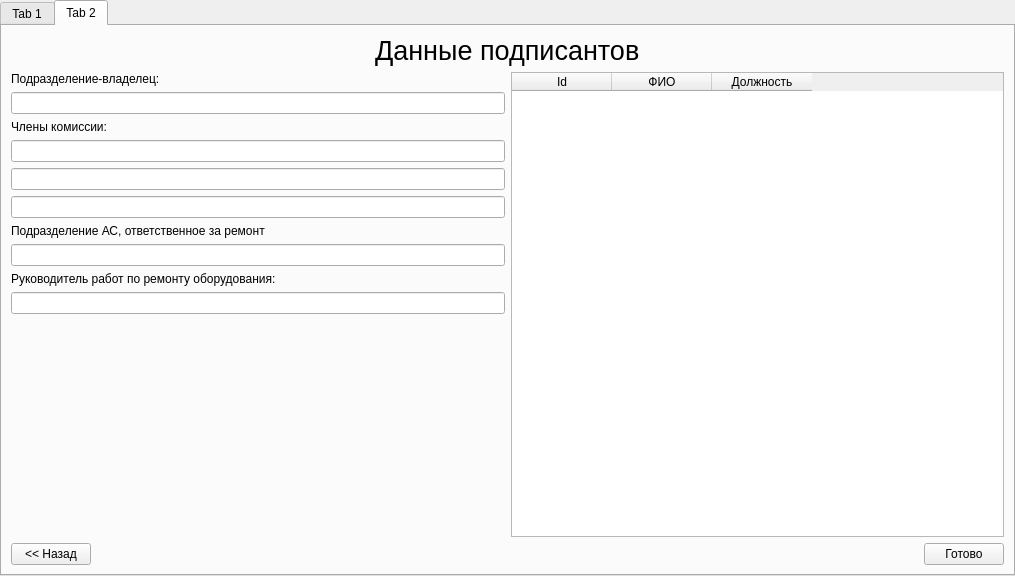
Above: krreportform.ui from Balyaev-D-A/MFDB before the change. Below: the same form after it.
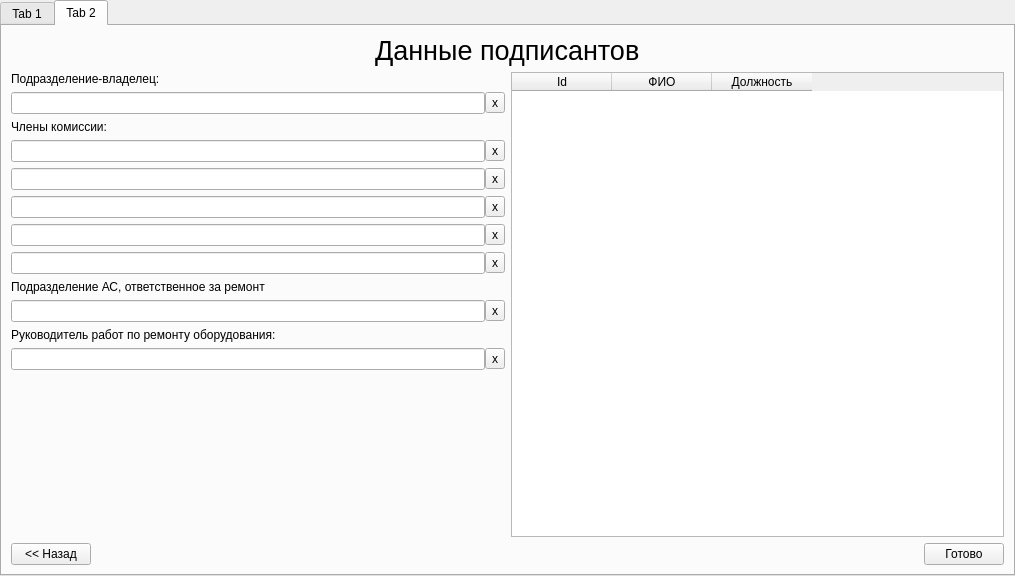
That is the form after the change. The open tabs and pages were chosen to show the change. Custom widgets are drawn as their Qt base class.

Patch:
```diff
--- a/krreportform.ui
+++ b/krreportform.ui
@@ -431,11 +431,11 @@
         </layout>
        </item>
        <item>
-        <layout class="QHBoxLayout" name="horizontalLayout_7">
+        <layout class="QHBoxLayout" name="horizontalLayout_17">
          <item>
-          <layout class="QVBoxLayout" name="verticalLayout_6">
+          <layout class="QVBoxLayout" name="verticalLayout_7">
            <item>
-            <layout class="QVBoxLayout" name="verticalLayout_7">
+            <layout class="QVBoxLayout" name="verticalLayout_3">
              <item>
               <widget class="QLabel" name="label_11">
                <property name="text">
@@ -444,7 +444,10 @@
               </widget>
              </item>
              <item>
-              <layout class="QHBoxLayout" name="horizontalLayout_13">
+              <layout class="QHBoxLayout" name="horizontalLayout_7">
+               <property name="spacing">
+                <number>0</number>
+               </property>
                <item>
                 <widget class="DragDropEdit" name="ownerEdit">
                  <property name="readOnly">
@@ -452,6 +455,13 @@
                  </property>
                 </widget>
                </item>
+               <item>
+                <widget class="QToolButton" name="ownerClearButton">
+                 <property name="text">
+                  <string>x</string>
+                 </property>
+                </widget>
+               </item>
               </layout>
              </item>
             </layout>
@@ -467,6 +477,9 @@
              </item>
              <item>
               <layout class="QHBoxLayout" name="horizontalLayout_8">
+               <property name="spacing">
+                <number>0</number>
+               </property>
                <item>
                 <widget class="DragDropEdit" name="member1Edit">
                  <property name="readOnly">
@@ -474,10 +487,20 @@
                  </property>
                 </widget>
                </item>
+               <item>
+                <widget class="QToolButton" name="member1ClearButton">
+                 <property name="text">
+                  <string>x</string>
+                 </property>
+                </widget>
+               </item>
               </layout>
              </item>
              <item>
               <layout class="QHBoxLayout" name="horizontalLayout_9">
+               <property name="spacing">
+                <number>0</number>
+               </property>
                <item>
                 <widget class="DragDropEdit" name="member2Edit">
                  <property name="readOnly">
@@ -485,10 +508,20 @@
                  </property>
                 </widget>
                </item>
+               <item>
+                <widget class="QToolButton" name="member2ClearButton">
+                 <property name="text">
+                  <string>x</string>
+                 </property>
+                </widget>
+               </item>
               </layout>
              </item>
              <item>
               <layout class="QHBoxLayout" name="horizontalLayout_10">
+               <property name="spacing">
+                <number>0</number>
+               </property>
                <item>
                 <widget class="DragDropEdit" name="member3Edit">
                  <property name="readOnly">
@@ -496,12 +529,61 @@
                  </property>
                 </widget>
                </item>
+               <item>
+                <widget class="QToolButton" name="member3ClearButton">
+                 <property name="text">
+                  <string>x</string>
+                 </property>
+                </widget>
+               </item>
+              </layout>
+             </item>
+             <item>
+              <layout class="QHBoxLayout" name="horizontalLayout_11">
+               <property name="spacing">
+                <number>0</number>
+               </property>
+               <item>
+                <widget class="DragDropEdit" name="member4Edit">
+                 <property name="readOnly">
+                  <bool>true</bool>
+                 </property>
+                </widget>
+               </item>
+               <item>
+                <widget class="QToolButton" name="member4ClearButton">
+                 <property name="text">
+                  <string>x</string>
+                 </property>
+                </widget>
+               </item>
+              </layout>
+             </item>
+             <item>
+              <layout class="QHBoxLayout" name="horizontalLayout_13">
+               <property name="spacing">
+                <number>0</number>
+               </property>
+               <item>
+                <widget class="DragDropEdit" name="member5Edit">
+                 <property name="readOnly">
+                  <bool>true</bool>
+                 </property>
+                </widget>
+               </item>
+               <item>
+                <widget class="QToolButton" name="member5ClearButton">
+                 <property name="text">
+                  <string>x</string>
+                 </property>
+                </widget>
+               </item>
               </layout>
              </item>
             </layout>
            </item>
            <item>
-            <layout class="QVBoxLayout" name="verticalLayout_3">
+            <layout class="QVBoxLayout" name="verticalLayout_5">
              <item>
               <widget class="QLabel" name="label_12">
                <property name="text">
@@ -511,6 +593,9 @@
              </item>
              <item>
               <layout class="QHBoxLayout" name="horizontalLayout_14">
+               <property name="spacing">
+                <number>0</number>
+               </property>
                <item>
                 <widget class="DragDropEdit" name="repairerEdit">
                  <property name="readOnly">
@@ -518,12 +603,19 @@
                  </property>
                 </widget>
                </item>
+               <item>
+                <widget class="QToolButton" name="repairerClearButton">
+                 <property name="text">
+                  <string>x</string>
+                 </property>
+                </widget>
+               </item>
               </layout>
              </item>
             </layout>
            </item>
            <item>
-            <layout class="QVBoxLayout" name="verticalLayout_5">
+            <layout class="QVBoxLayout" name="verticalLayout_6">
              <item>
               <widget class="QLabel" name="label_10">
                <property name="text">
@@ -532,7 +624,10 @@
               </widget>
              </item>
              <item>
-              <layout class="QHBoxLayout" name="horizontalLayout_11">
+              <layout class="QHBoxLayout" name="horizontalLayout_16">
+               <property name="spacing">
+                <number>0</number>
+               </property>
                <item>
                 <widget class="DragDropEdit" name="chiefEdit">
                  <property name="readOnly">
@@ -540,23 +635,30 @@
                  </property>
                 </widget>
                </item>
+               <item>
+                <widget class="QToolButton" name="chiefClearButton">
+                 <property name="text">
+                  <string>x</string>
+                 </property>
+                </widget>
+               </item>
               </layout>
              </item>
-             <item>
-              <spacer name="verticalSpacer_3">
-               <property name="orientation">
-                <enum>Qt::Vertical</enum>
-               </property>
-               <property name="sizeHint" stdset="0">
-                <size>
-                 <width>20</width>
-                 <height>40</height>
-                </size>
-               </property>
-              </spacer>
-             </item>
             </layout>
            </item>
+           <item>
+            <spacer name="verticalSpacer_3">
+             <property name="orientation">
+              <enum>Qt::Vertical</enum>
+             </property>
+             <property name="sizeHint" stdset="0">
+              <size>
+               <width>20</width>
+               <height>40</height>
+              </size>
+             </property>
+            </spacer>
+           </item>
           </layout>
          </item>
          <item>
```
Left out of the diff: 2 changed lines with no effect on the pictures.
